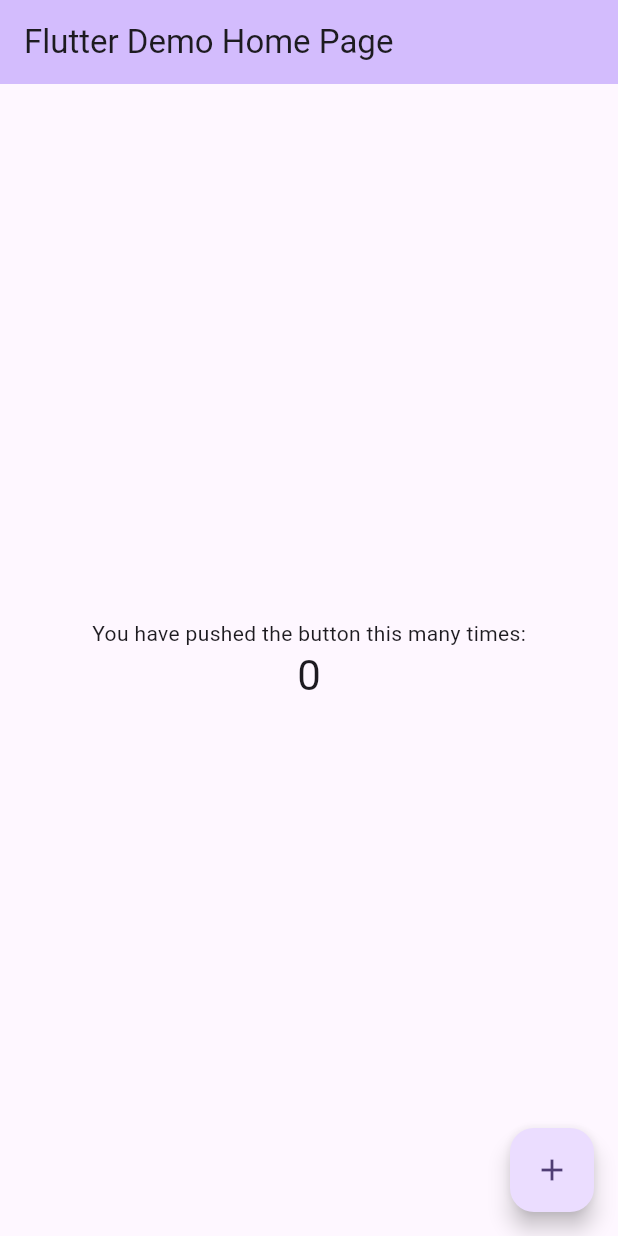
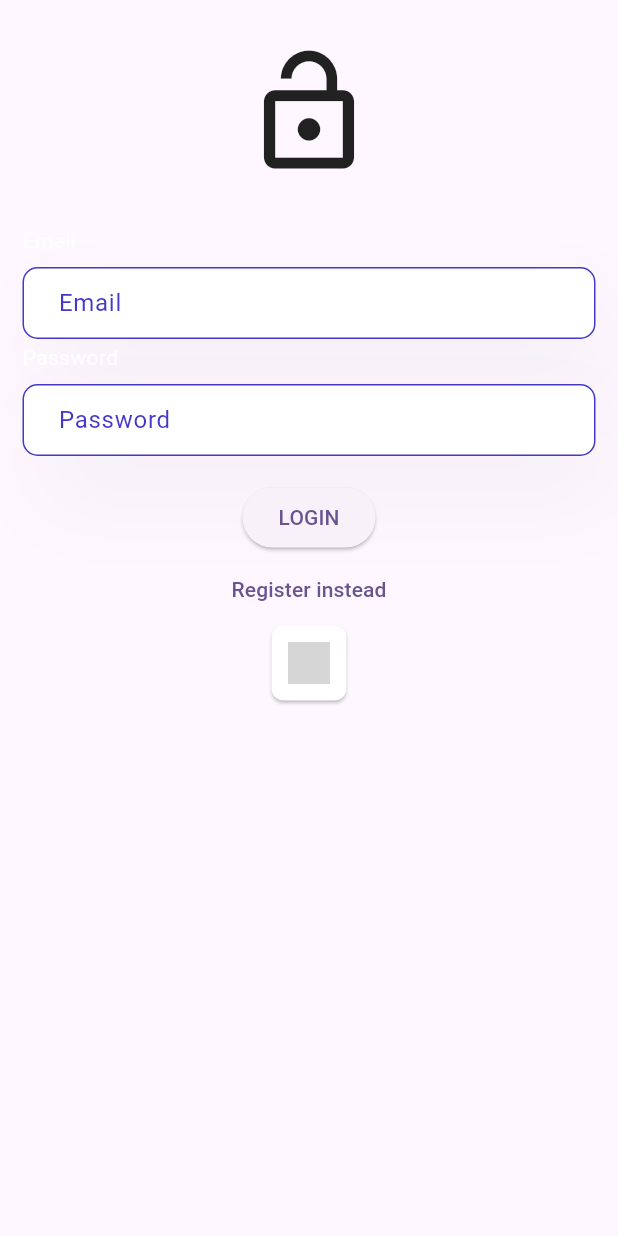
Before and after one commit to borosmartin/TrainingPartner, a Flutter app: the screen it shows after launch, on a phone screen of 412 x 824 dp. Run offline on Flutter 3.47's test engine with Material 3 defaults, Android fonts, the light colour scheme and no system bars; our stand-ins replace auth_buttons, equatable, firebase_auth, firebase_core, flutter_bloc; accounts and stored records are empty; grey boxes are pictures that could not be loaded.

Commit message:
Commit[2]: Basic login, and exercises

```diff
--- /dev/null
+++ b/lib/core/resources/firebase/auth.dart
@@ -0,0 +1,31 @@
+import 'package:firebase_auth/firebase_auth.dart';
+
+class Auth {
+  final FirebaseAuth _firebaseAuth = FirebaseAuth.instance;
+
+  User? get currentUser => _firebaseAuth.currentUser;
+
+  Stream<User?> get authStateChanges => _firebaseAuth.authStateChanges();
+
+  Future<void> signInWithEmailAndPassword({required String email, required String password}) async {
+    await _firebaseAuth.signInWithEmailAndPassword(
+      email: email,
+      password: password,
+    );
+  }
+
+  Future<void> createUserWithEmailAndPassword({required String email, required String password}) async {
+    await _firebaseAuth.createUserWithEmailAndPassword(
+      email: email,
+      password: password,
+    );
+  }
+
+  Future<void> signInWithProvider({required AuthProvider authProvider}) async {
+    await _firebaseAuth.signInWithProvider(authProvider);
+  }
+
+  Future<void> signOut() async {
+    await _firebaseAuth.signOut();
+  }
+}
--- /dev/null
+++ b/lib/core/resources/widgets/home_page_navigator.dart
@@ -0,0 +1,26 @@
+import 'package:flutter/material.dart';
+import 'package:training_partner/core/resources/firebase/auth.dart';
+import 'package:training_partner/features/home/components/pages/home_page.dart';
+import 'package:training_partner/features/login/components/pages/login_page.dart';
+
+class HomePageNavigator extends StatefulWidget {
+  const HomePageNavigator({super.key});
+
+  @override
+  State createState() => _HomePageNavigatorState();
+}
+
+class _HomePageNavigatorState extends State<HomePageNavigator> {
+  @override
+  Widget build(BuildContext context) {
+    return StreamBuilder(
+        stream: Auth().authStateChanges,
+        builder: (context, snapshot) {
+          if (snapshot.hasData) {
+            return const HomePage();
+          } else {
+            return const LoginPage();
+          }
+        });
+  }
+}
--- /dev/null
+++ b/lib/core/resources/widgets/input_field.dart
@@ -0,0 +1,65 @@
+import 'package:flutter/material.dart';
+
+class InputField extends StatelessWidget {
+  final TextEditingController inputController;
+  final String hintText;
+  final String labelText;
+  const InputField({Key? key, required this.inputController, required this.hintText, required this.labelText}) : super(key: key);
+
+  @override
+  Widget build(BuildContext context) {
+    const primaryColor = Color(0xff4338CA);
+    const secondaryColor = Color(0xff6D28D9);
+    const accentColor = Color(0xffffffff);
+    const errorColor = Color(0xffEF4444);
+
+    return Column(
+      crossAxisAlignment: CrossAxisAlignment.start,
+      children: [
+        Text(
+          labelText,
+          style: TextStyle(fontSize: 14, fontWeight: FontWeight.normal, color: Colors.white.withOpacity(.9)),
+        ),
+        const SizedBox(
+          height: 8,
+        ),
+        Container(
+          height: 50,
+          decoration: BoxDecoration(boxShadow: [
+            BoxShadow(offset: const Offset(12, 26), blurRadius: 50, spreadRadius: 0, color: Colors.grey.withOpacity(.1)),
+          ]),
+          child: TextField(
+            controller: inputController,
+            keyboardType: TextInputType.emailAddress,
+            style: const TextStyle(fontSize: 14, color: Colors.black),
+            decoration: InputDecoration(
+              label: Text(labelText),
+              labelStyle: const TextStyle(color: primaryColor),
+              filled: true,
+              fillColor: accentColor,
+              hintText: hintText,
+              hintStyle: TextStyle(color: Colors.grey.withOpacity(.75)),
+              contentPadding: const EdgeInsets.symmetric(vertical: 0.0, horizontal: 20.0),
+              border: const OutlineInputBorder(
+                borderSide: BorderSide(color: primaryColor, width: 1.0),
+                borderRadius: BorderRadius.all(Radius.circular(10.0)),
+              ),
+              focusedBorder: const OutlineInputBorder(
+                borderSide: BorderSide(color: secondaryColor, width: 1.0),
+                borderRadius: BorderRadius.all(Radius.circular(10.0)),
+              ),
+              errorBorder: const OutlineInputBorder(
+                borderSide: BorderSide(color: errorColor, width: 1.0),
+                borderRadius: BorderRadius.all(Radius.circular(10.0)),
+              ),
+              enabledBorder: const OutlineInputBorder(
+                borderSide: BorderSide(color: primaryColor, width: 1.0),
+                borderRadius: BorderRadius.all(Radius.circular(10.0)),
+              ),
+            ),
+          ),
+        ),
+      ],
+    );
+  }
+}
--- /dev/null
+++ b/lib/features/exercises/logic/states/exercise_state.dart
@@ -0,0 +1,25 @@
+import 'package:equatable/equatable.dart';
+import 'package:training_partner/features/exercises/models/exercise.dart';
+
+class ExerciseState extends Equatable {
+  const ExerciseState();
+
+  @override
+  List<Object?> get props => [];
+}
+
+class UninitializedExercises extends ExerciseState {}
+
+class LoadingExercises extends ExerciseState {}
+
+class LoadedExercises extends ExerciseState {
+  final List<Exercise> exercises;
+
+  const LoadedExercises(this.exercises);
+}
+
+class ErrorExercises extends ExerciseState {
+  final String errorMessage;
+
+  const ErrorExercises(this.errorMessage);
+}
--- /dev/null
+++ b/lib/features/exercises/models/exercise.dart
@@ -0,0 +1,39 @@
+import 'package:equatable/equatable.dart';
+
+class Exercise extends Equatable {
+  final String id;
+  final String name;
+  final String bodyPart;
+  final String equipment;
+  final String target;
+  final String gifUrl;
+  final List<String> secondaryMuscles;
+  final List<String> instructions;
+
+  const Exercise({
+    required this.id,
+    required this.name,
+    required this.bodyPart,
+    required this.equipment,
+    required this.target,
+    required this.gifUrl,
+    required this.secondaryMuscles,
+    required this.instructions,
+  });
+
+  factory Exercise.fromCSV(Map<String, dynamic> csv) {
+    return Exercise(
+      id: csv['id'],
+      name: csv['name'],
+      bodyPart: csv['body_part'],
+      equipment: csv['equipment'],
+      target: csv['target'],
+      gifUrl: csv['gif_url'],
+      secondaryMuscles: List<String>.from(csv['secondary_muscles']),
+      instructions: List<String>.from(csv['instructions']),
+    );
+  }
+
+  @override
+  List<Object?> get props => [id, name, bodyPart, equipment, target, gifUrl, secondaryMuscles, instructions];
+}
--- /dev/null
+++ b/lib/features/login/components/pages/login_page.dart
@@ -0,0 +1,108 @@
+import 'package:auth_buttons/auth_buttons.dart';
+import 'package:firebase_auth/firebase_auth.dart';
+import 'package:flutter/material.dart';
+import 'package:training_partner/core/resources/firebase/auth.dart';
+import 'package:training_partner/core/resources/widgets/input_field.dart';
+
+class LoginPage extends StatefulWidget {
+  const LoginPage({super.key});
+
+  @override
+  State createState() => _LoginPageState();
+}
+
+class _LoginPageState extends State<LoginPage> {
+  // TODO handle errors
+  String? errormassage = '';
+  bool isLogin = true;
+
+  final TextEditingController _controllerEmail = TextEditingController();
+  final TextEditingController _controllerPassword = TextEditingController();
+
+  @override
+  Widget build(BuildContext context) {
+    return SafeArea(
+      child: Scaffold(
+        body: Padding(
+          padding: const EdgeInsets.symmetric(horizontal: 15),
+          child: Column(
+            children: [
+              const SizedBox(
+                height: 150,
+                child: Icon(Icons.lock_open, size: 90),
+              ),
+              InputField(
+                labelText: 'Email',
+                hintText: 'Enter your email',
+                inputController: _controllerEmail,
+              ),
+              InputField(
+                labelText: 'Password',
+                hintText: 'Enter your password',
+                inputController: _controllerPassword,
+              ),
+              Padding(
+                padding: const EdgeInsets.only(top: 15),
+                child: ElevatedButton(
+                  onPressed: isLogin ? _signInWithEmailAndPassword : _createUserWithEmailAndPassword,
+                  child: Text(isLogin ? 'LOGIN' : 'REGISTER'),
+                ),
+              ),
+              TextButton(
+                onPressed: () => setState(() {
+                  isLogin = !isLogin;
+                }),
+                child: Text(isLogin ? 'Register instead' : 'Login instead'),
+              ),
+              GoogleAuthButton(
+                onPressed: _signInWithGoogle,
+                style: const AuthButtonStyle(
+                  buttonType: AuthButtonType.icon,
+                ),
+              ),
+            ],
+          ),
+        ),
+      ),
+    );
+  }
+
+  Future<void> _signInWithEmailAndPassword() async {
+    try {
+      await Auth().signInWithEmailAndPassword(
+        email: _controllerEmail.text,
+        password: _controllerPassword.text,
+      );
+    } on FirebaseAuthException catch (e) {
+      setState(() {
+        errormassage = e.message;
+      });
+    }
+  }
+
+  Future<void> _createUserWithEmailAndPassword() async {
+    try {
+      await Auth().createUserWithEmailAndPassword(
+        email: _controllerEmail.text,
+        password: _controllerPassword.text,
+      );
+    } on FirebaseAuthException catch (e) {
+      setState(() {
+        errormassage = e.message;
+      });
+    }
+  }
+
+  // TODO fix, nem megy második login után
+  Future<void> _signInWithGoogle() async {
+    try {
+      GoogleAuthProvider googleAuthProvider = GoogleAuthProvider();
+
+      await Auth().signInWithProvider(authProvider: googleAuthProvider);
+    } on FirebaseAuthException catch (e) {
+      setState(() {
+        errormassage = e.message;
+      });
+    }
+  }
+}
--- a/lib/main.dart
+++ b/lib/main.dart
@@ -1,125 +1,38 @@
+import 'package:firebase_core/firebase_core.dart';
 import 'package:flutter/material.dart';
+import 'package:flutter_bloc/flutter_bloc.dart';
+import 'package:training_partner/core/resources/firebase/firebase_options.dart';
+import 'package:training_partner/core/resources/widgets/home_page_navigator.dart';
+import 'package:training_partner/features/exercises/logic/cubits/exercise_cubit.dart';
 
-void main() {
-  runApp(const MyApp());
+Future<void> main() async {
+  WidgetsFlutterBinding.ensureInitialized();
+  await Firebase.initializeApp(
+    options: DefaultFirebaseOptions.currentPlatform,
+  );
+  runApp(const TrainingPartner());
 }
 
-class MyApp extends StatelessWidget {
-  const MyApp({super.key});
-
-  // This widget is the root of your application.
-  @override
-  Widget build(BuildContext context) {
-    return MaterialApp(
-      title: 'Flutter Demo',
-      theme: ThemeData(
-        // This is the theme of your application.
-        //
-        // TRY THIS: Try running your application with "flutter run". You'll see
-        // the application has a purple toolbar. Then, without quitting the app,
-        // try changing the seedColor in the colorScheme below to Colors.green
-        // and then invoke "hot reload" (save your changes or press the "hot
-        // reload" button in a Flutter-supported IDE, or press "r" if you used
-        // the command line to start the app).
-        //
-        // Notice that the counter didn't reset back to zero; the application
-        // state is not lost during the reload. To reset the state, use hot
-        // restart instead.
-        //
-        // This works for code too, not just values: Most code changes can be
-        // tested with just a hot reload.
-        colorScheme: ColorScheme.fromSeed(seedColor: Colors.deepPurple),
-        useMaterial3: true,
-      ),
-      home: const MyHomePage(title: 'Flutter Demo Home Page'),
-    );
-  }
-}
-
-class MyHomePage extends StatefulWidget {
-  const MyHomePage({super.key, required this.title});
-
-  // This widget is the home page of your application. It is stateful, meaning
-  // that it has a State object (defined below) that contains fields that affect
-  // how it looks.
-
-  // This class is the configuration for the state. It holds the values (in this
-  // case the title) provided by the parent (in this case the App widget) and
-  // used by the build method of the State. Fields in a Widget subclass are
-  // always marked "final".
-
-  final String title;
-
-  @override
-  State<MyHomePage> createState() => _MyHomePageState();
-}
-
-class _MyHomePageState extends State<MyHomePage> {
-  int _counter = 0;
-
-  void _incrementCounter() {
-    setState(() {
-      // This call to setState tells the Flutter framework that something has
-      // changed in this State, which causes it to rerun the build method below
-      // so that the display can reflect the updated values. If we changed
-      // _counter without calling setState(), then the build method would not be
-      // called again, and so nothing would appear to happen.
-      _counter++;
-    });
-  }
+class TrainingPartner extends StatelessWidget {
+  const TrainingPartner({super.key});
 
   @override
   Widget build(BuildContext context) {
-    // This method is rerun every time setState is called, for instance as done
-    // by the _incrementCounter method above.
-    //
-    // The Flutter framework has been optimized to make rerunning build methods
-    // fast, so that you can just rebuild anything that needs updating rather
-    // than having to individually change instances of widgets.
-    return Scaffold(
-      appBar: AppBar(
-        // TRY THIS: Try changing the color here to a specific color (to
-        // Colors.amber, perhaps?) and trigger a hot reload to see the AppBar
-        // change color while the other colors stay the same.
-        backgroundColor: Theme.of(context).colorScheme.inversePrimary,
-        // Here we take the value from the MyHomePage object that was created by
-        // the App.build method, and use it to set our appbar title.
-        title: Text(widget.title),
+    return MultiBlocProvider(
+      providers: _getBlocProviders(),
+      child: MaterialApp(
+        theme: ThemeData(
+          colorScheme: ColorScheme.fromSeed(seedColor: Colors.deepPurple),
+          useMaterial3: true,
+        ),
+        home: const HomePageNavigator(),
       ),
-      body: Center(
-        // Center is a layout widget. It takes a single child and positions it
-        // in the middle of the parent.
-        child: Column(
-          // Column is also a layout widget. It takes a list of children and
-          // arranges them vertically. By default, it sizes itself to fit its
-          // children horizontally, and tries to be as tall as its parent.
-          //
-          // Column has various properties to control how it sizes itself and
-          // how it positions its children. Here we use mainAxisAlignment to
-          // center the children vertically; the main axis here is the vertical
-          // axis because Columns are vertical (the cross axis would be
-          // horizontal).
-          //
-          // TRY THIS: Invoke "debug painting" (choose the "Toggle Debug Paint"
-          // action in the IDE, or press "p" in the console), to see the
-          // wireframe for each widget.
-          mainAxisAlignment: MainAxisAlignment.center,
-          children: <Widget>[
-            const Text(
-              'You have pushed the button this many times:',
-            ),
-            Text(
-              '$_counter',
-              style: Theme.of(context).textTheme.headlineMedium,
-            ),
-          ],
-        ),
-      ),
-      floatingActionButton: FloatingActionButton(
-        onPressed: _incrementCounter,
-        tooltip: 'Increment',
-        child: const Icon(Icons.add),
-      ), // This trailing comma makes auto-formatting nicer for build methods.
     );
   }
+
+  List<BlocProvider> _getBlocProviders() {
+    return [
+      BlocProvider<ExerciseCubit>(create: (context) => ExerciseCubit()),
+    ];
+  }
 }
--- a/pubspec.yaml
+++ b/pubspec.yaml
@@ -14,6 +14,10 @@ dependencies:
   cupertino_icons: ^1.0.2
   firebase_core: ^2.24.2
   firebase_auth: ^4.16.0
+  bloc: ^8.1.2
+  flutter_bloc: ^8.1.3
+  auth_buttons: ^3.0.2
+  equatable: ^2.0.5
 
 dev_dependencies:
   flutter_test:
```
Also changed, not shown: lib/core/resources/widgets/header.dart (added, +34 -0 lines), lib/core/resources/widgets/traning_bottom_navigation_bar.dart (added, +25 -0 lines), lib/features/exercises/logic/cubits/exercise_cubit.dart (added, +41 -0 lines), lib/features/home/components/pages/home_page.dart (added, +39 -0 lines), assets/exercises.csv (added), lib/core/constants/constants.dart (added), lib/core/resources/firebase/firebase_options.dart (added), pubspec.lock, 5 other files.
